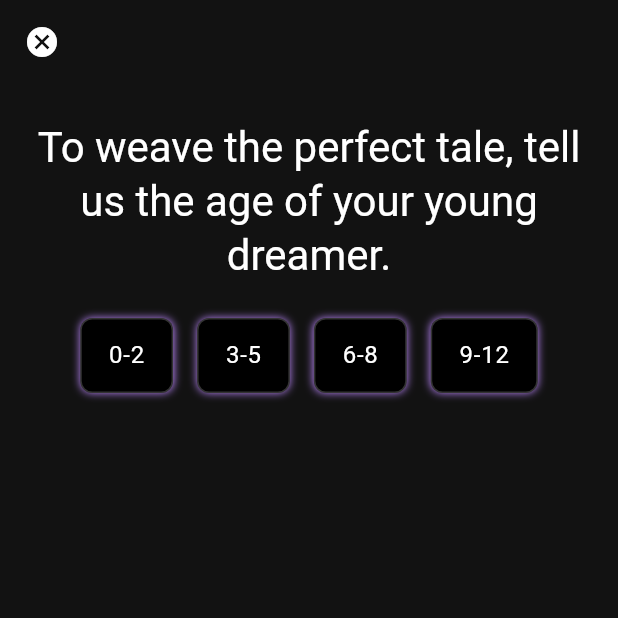
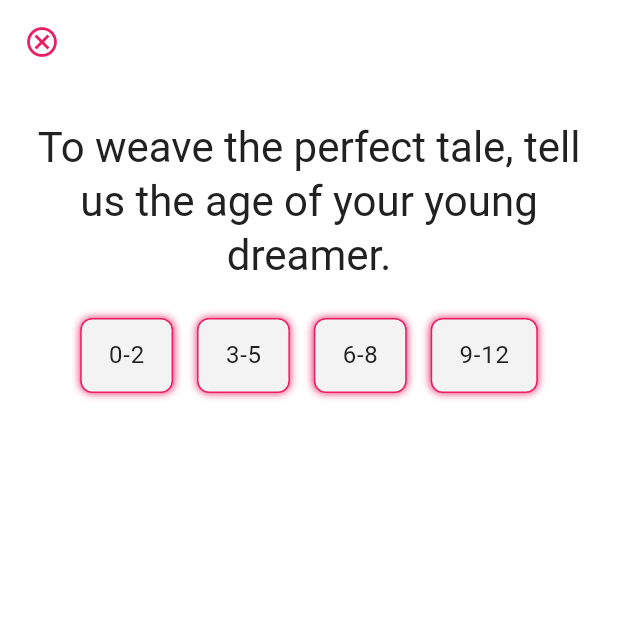
Before and after one commit to grycmat/pillow-of-dreams, a Flutter app: the GeneratorPage screen opened by its route, on a phone screen of 412 x 824 dp, the top half of it. Run offline on Flutter 3.47's test engine with Material 2 defaults, Android fonts, the phone set to English and light mode, and no system bars; our stand-ins replace dio, flutter_dotenv, flutter_spinkit, get_it, go_router, injectable and 1 more; accounts and stored records are empty; generated files the repository leaves out were written again.

```diff
--- a/lib/l10n/intl_en.arb
+++ b/lib/l10n/intl_en.arb
@@ -19,5 +19,6 @@
   "storySaved": "Story Saved!",
   "save": "Save",
   "cancel": "Cancel",
-  "nameTheStory": "Name the Story"
+  "nameTheStory": "Name the Story",
+  "pillowOfDreams": "Pillow Of Dreams"
 }
--- a/lib/l10n/intl_pl.arb
+++ b/lib/l10n/intl_pl.arb
@@ -19,5 +19,6 @@
   "storySaved": "Twoja historia zapisana!",
   "save": "Zapisz",
   "cancel": "Anuluj",
-  "nameTheStory": "Nazwij swoją historię"
+  "nameTheStory": "Nazwij swoją historię",
+  "pillowOfDreams": "Poduszka Marzeń"
 }
--- a/lib/main.dart
+++ b/lib/main.dart
@@ -63,10 +63,9 @@ class BedtimeStories extends StatelessWidget {
         GlobalCupertinoLocalizations.delegate
       ],
       supportedLocales: S.delegate.supportedLocales,
-      title: 'Bedtime Stories',
       darkTheme: AppTheme.darkTheme(),
       theme: AppTheme.lightTheme(),
-      themeMode: ThemeMode.dark,
+      themeMode: ThemeMode.light,
     );
   }
 }
--- a/lib/pages/generator.page.dart
+++ b/lib/pages/generator.page.dart
@@ -59,13 +59,15 @@ class _GeneratorPageState extends State<GeneratorPage> {
 
   @override
   Widget build(BuildContext context) {
+    var textTheme = Theme.of(context).textTheme;
+    var colorScheme = Theme.of(context).colorScheme;
     return Scaffold(
       appBar: AppBar(
         leading: IconButton(
           onPressed: () {
             context.go('/dashboard');
           },
-          icon: const Icon(Icons.cancel),
+          icon: Icon(Icons.cancel_outlined, color: colorScheme.primary,),
         ),
       ),
       body: SafeArea(
@@ -170,13 +172,13 @@ class _GeneratorPageState extends State<GeneratorPage> {
                     mainAxisSize: MainAxisSize.min,
                     children: [
                       SpinKitPumpingHeart(
-                        color: Theme.of(context).primaryColor,
+                        color: colorScheme.primary,
                         size: 100.0,
                         duration: const Duration(milliseconds: 400),
                       ),
                       Text(
                         _overlayText ?? "",
-                        style: Theme.of(context).textTheme.headlineSmall,
+                        style: textTheme.headlineSmall,
                         textAlign: TextAlign.center,
                       ),
                     ],
--- a/lib/widgets/selection-tab.widget.dart
+++ b/lib/widgets/selection-tab.widget.dart
@@ -13,6 +13,8 @@ class SelectionTab extends StatelessWidget {
 
   @override
   Widget build(BuildContext context) {
+    var colorScheme = Theme.of(context).colorScheme;
+    var textTheme = Theme.of(context).textTheme;
     return SingleChildScrollView(
       child: Padding(
         padding: const EdgeInsets.all(24.0),
@@ -26,7 +28,7 @@ class SelectionTab extends StatelessWidget {
                   title,
                   softWrap: true,
                   textAlign: TextAlign.center,
-                  style: Theme.of(context).textTheme.headlineMedium,
+                  style: textTheme.headlineMedium,
                 ),
               ),
               Wrap(
@@ -40,21 +42,21 @@ class SelectionTab extends StatelessWidget {
                       onTap: () => optionSelected(option),
                       child: Container(
                         decoration: BoxDecoration(
-                            color: Colors.black,
+                            color: colorScheme.background,
                             border: Border.all(
-                                color: Theme.of(context).highlightColor,
+                                color: colorScheme.primary,
                                 width: 1),
                             borderRadius: BorderRadius.circular(8),
                             boxShadow: [
                               BoxShadow(
-                                  color: Theme.of(context).colorScheme.primary,
+                                  color: colorScheme.primary,
                                   blurRadius: 4),
                             ]),
                         child: Padding(
                           padding: const EdgeInsets.symmetric(
                               vertical: 12.0, horizontal: 18),
                           child: Text(option,
-                              style: Theme.of(context).textTheme.bodyLarge,
+                              style: textTheme.bodyLarge,
                               softWrap: true),
                         ),
                       ),
```
Also changed, not shown: lib/widgets/generate-story-tab.widget.dart (+11 -2 lines), lib/generated/intl/messages_en.dart, lib/generated/intl/messages_pl.dart, lib/generated/l10n.dart.
